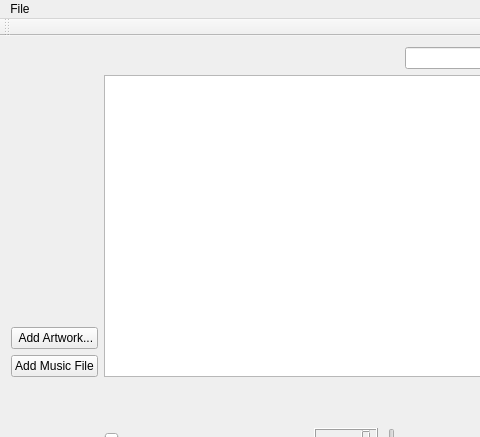
Before: the Qt Designer form mainwindow.ui in ShahroozGh/qt-media-library, drawn with Qt 5; both pictures show x 0 to 480 and y 0 to 437 of the 958 by 522 pixel window.
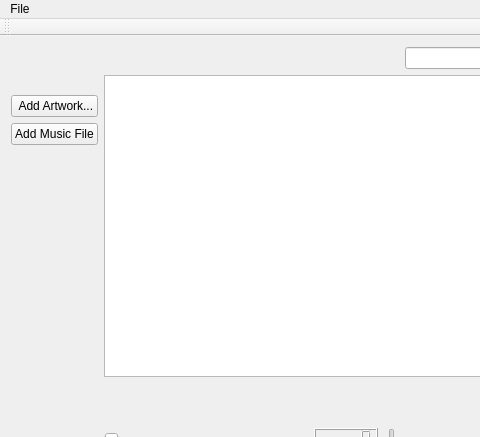
After: the same form once the commit is applied.

Commit message: Added conversion to std::string for FMOD_RESULT enums

Diff of the .ui file:
```diff
--- a/mainwindow.ui
+++ b/mainwindow.ui
@@ -70,20 +70,33 @@
         </property>
        </widget>
       </item>
-      <item row="1" column="0">
-       <widget class="QPushButton" name="addArtButton">
-        <property name="text">
-         <string> Add Artwork...</string>
-        </property>
-       </widget>
-      </item>
-      <item row="2" column="0">
+      <item row="3" column="0">
        <widget class="QPushButton" name="linkMusicButton">
         <property name="text">
          <string>Add Music File</string>
         </property>
        </widget>
       </item>
+      <item row="2" column="0">
+       <widget class="QPushButton" name="addArtButton">
+        <property name="text">
+         <string> Add Artwork...</string>
+        </property>
+       </widget>
+      </item>
+      <item row="4" column="0">
+       <spacer name="verticalSpacer_2">
+        <property name="orientation">
+         <enum>Qt::Vertical</enum>
+        </property>
+        <property name="sizeHint" stdset="0">
+         <size>
+          <width>20</width>
+          <height>40</height>
+         </size>
+        </property>
+       </spacer>
+      </item>
      </layout>
     </item>
     <item row="0" column="4">
```
Left out of the diff: 6 changed lines with no effect on the pictures. The commit also changes 3 other files.
